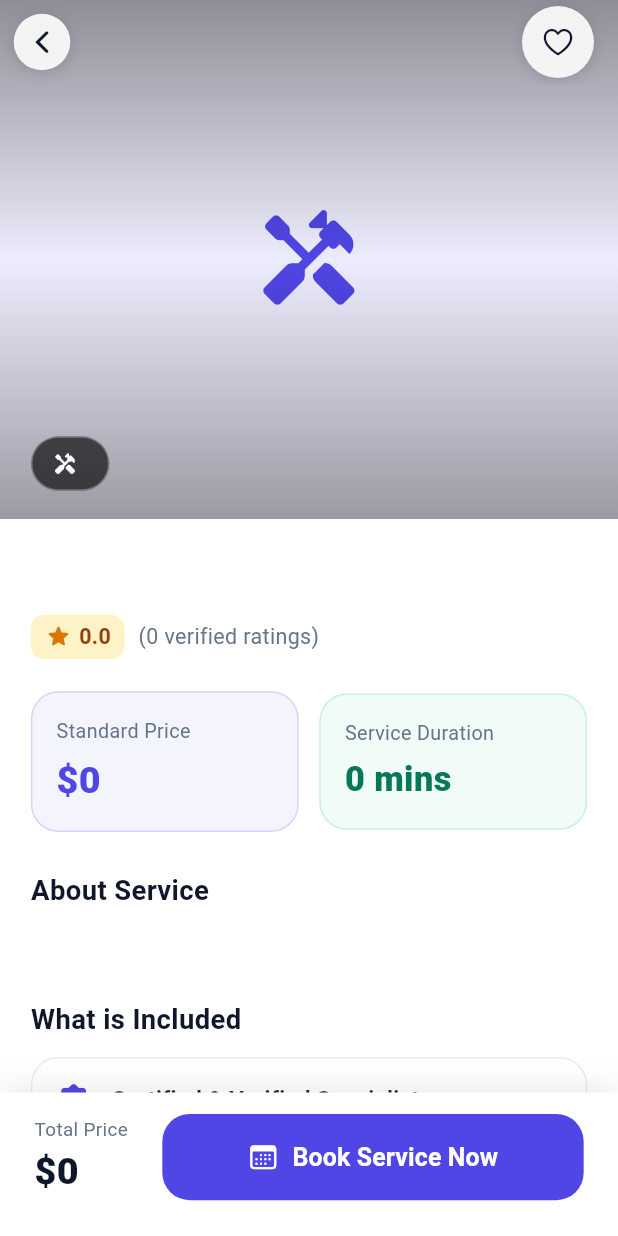
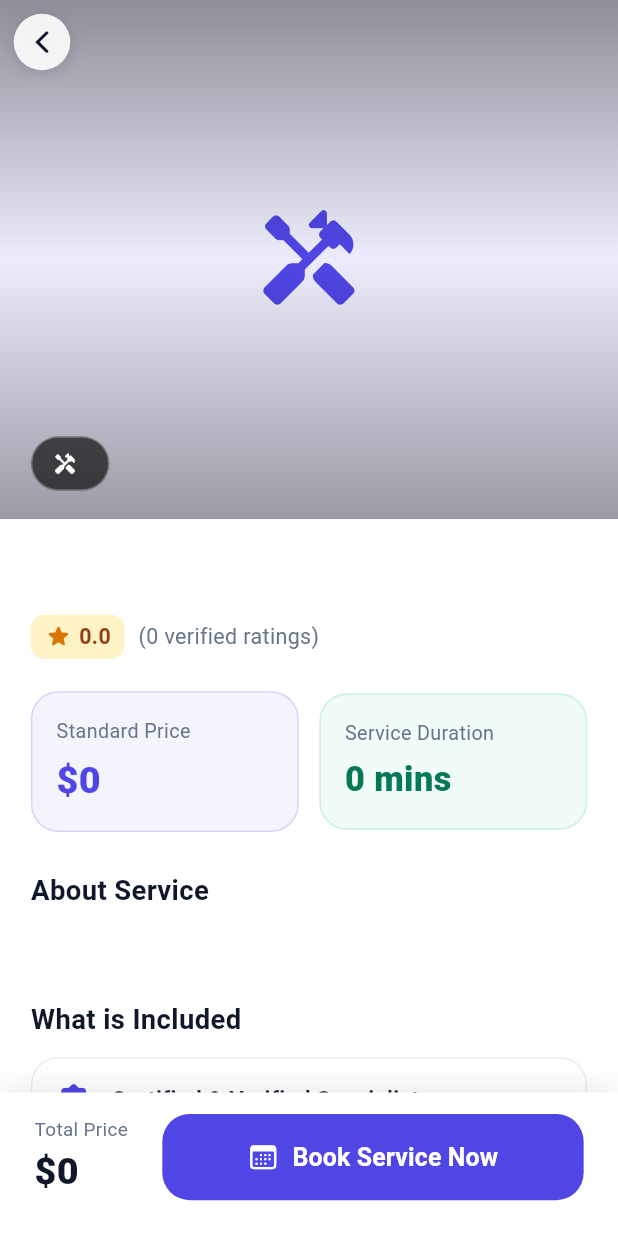
Before and after one commit to SabbirMo/service_pro, a Flutter app: the ServiceDetailScreen screen opened directly with empty values, on a phone screen of 412 x 824 dp. Run offline on Flutter 3.47's test engine with Material 3 defaults, Android fonts, the phone set to English and light mode, and no system bars; our stand-ins replace dio, flutter_riverpod, flutter_screenutil, flutter_secure_storage, go_router, image_picker; accounts and stored records are empty; network calls fail.

Commit message:
home app crash fix and details page remove favorite icon

```diff
--- a/lib/feature/home/screen/service_detail_screen.dart
+++ b/lib/feature/home/screen/service_detail_screen.dart
@@ -61,40 +61,6 @@ class ServiceDetailScreen extends StatelessWidget {
                     ),
                   ),
                 ),
-                actions: [
-                  Padding(
-                    padding: EdgeInsets.only(right: 14.w),
-                    child: Container(
-                      decoration: BoxDecoration(
-                        color: Colors.white.withValues(alpha: 0.9),
-                        shape: BoxShape.circle,
-                        boxShadow: [
-                          BoxShadow(
-                            color: Colors.black.withValues(alpha: 0.12),
-                            blurRadius: 8,
-                            offset: const Offset(0, 2),
-                          ),
-                        ],
-                      ),
-                      child: IconButton(
-                        icon: Icon(
-                          CupertinoIcons.heart,
-                          color: AppColors.textPrimary,
-                          size: 20.sp,
-                        ),
-                        onPressed: () {
-                          ScaffoldMessenger.of(context).showSnackBar(
-                            const SnackBar(
-                              content: Text("Service saved to favorites!"),
-                              duration: Duration(seconds: 2),
-                              behavior: SnackBarBehavior.floating,
-                            ),
-                          );
-                        },
-                      ),
-                    ),
-                  ),
-                ],
                 flexibleSpace: FlexibleSpaceBar(
                   background: Stack(
                     fit: StackFit.expand,
```
Also changed, not shown: lib/feature/home/provider/home_notifier.dart (+14 -22 lines), lib/feature/home/screen/home_screen.dart (+14 -15 lines), lib/feature/home/widget/featured_service_card.dart (+2 -12 lines), lib/feature/home/widget/home_skeletons.dart (+8 -41 lines), lib/feature/home/widget/service_card.dart (+1 -8 lines).
